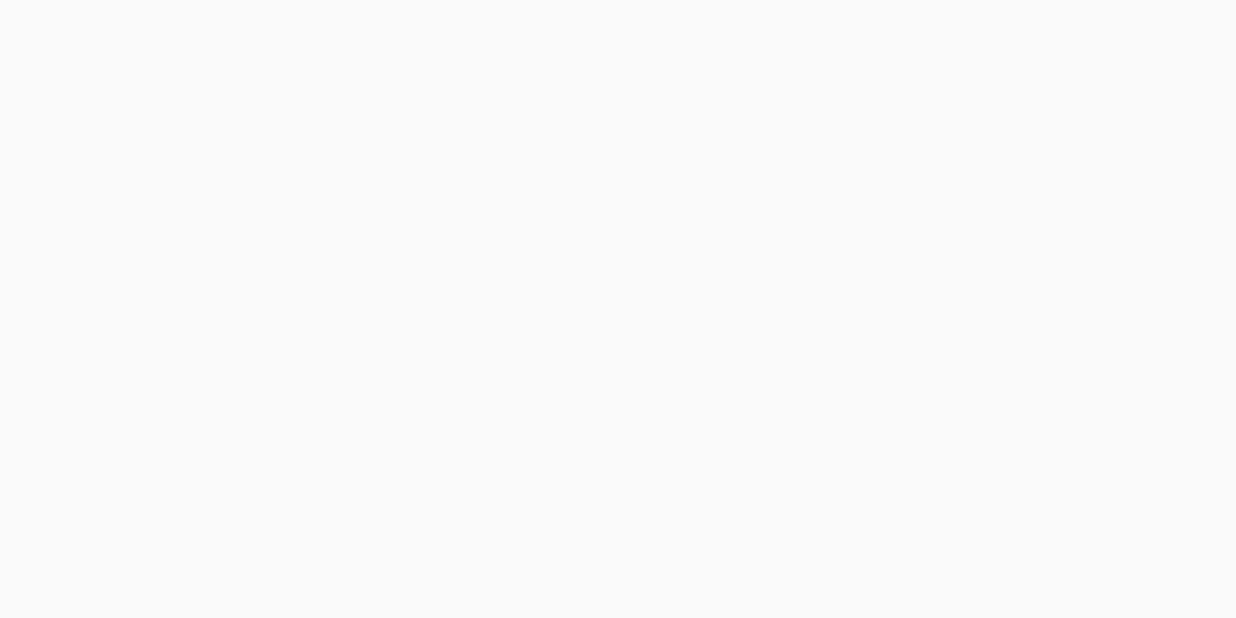
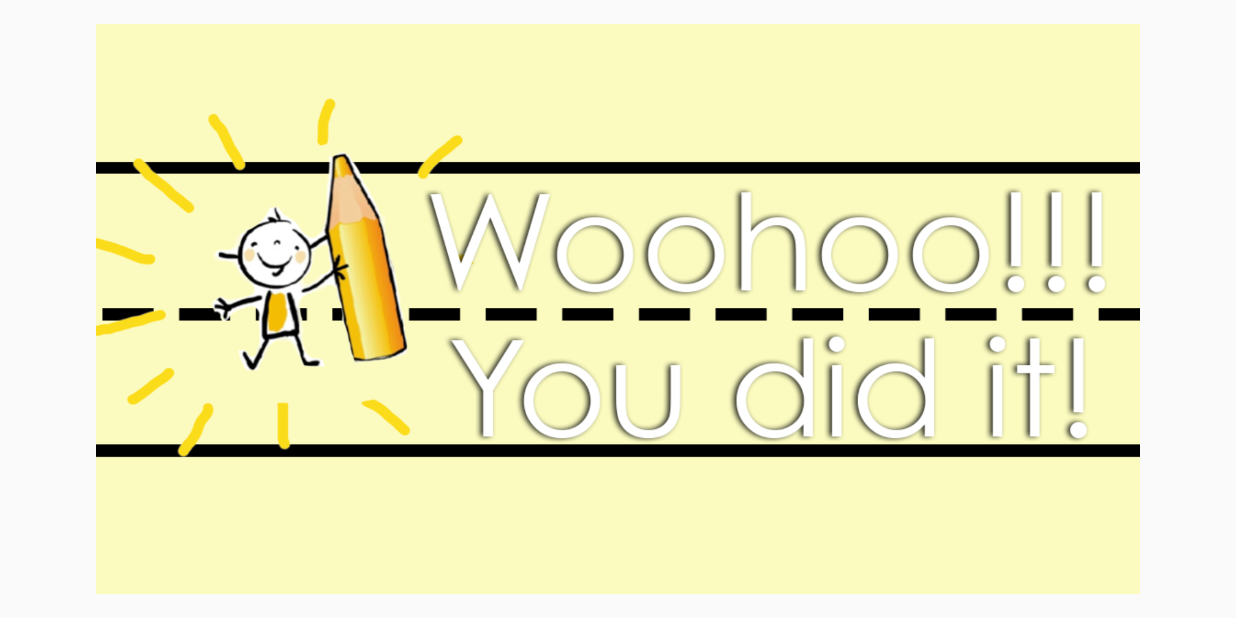
Before and after one commit to triciajose/PrintLikeAProApp2, an Android app: the CelebrateActivity screen opened directly, with no data from a screen before it, on a phone screen of 824 x 412 dp (held sideways). Before the commit the screen is empty. Run offline under Robolectric (Android 15) with nearby library versions, the phone set to English and light mode, and no system bars.

Commit message:
fixed corrupted hooray

```diff
--- a/app/src/main/res/layout/activity_celebrate.xml
+++ b/app/src/main/res/layout/activity_celebrate.xml
@@ -1,3 +1,4 @@
+<?xml version="1.0" encoding="utf-8"?>
 <RelativeLayout xmlns:android="http://schemas.android.com/apk/res/android"
     xmlns:tools="http://schemas.android.com/tools" android:layout_width="match_parent"
     android:layout_height="match_parent" android:paddingLeft="@dimen/activity_horizontal_margin"
@@ -6,11 +7,11 @@
     android:paddingBottom="@dimen/activity_vertical_margin"
     tools:context="com.example.apps4kids.printlikeaproapp.CelebrateActivity">
     <ImageView
-        android:layout_width="wrap_content"
-        android:layout_height="wrap_content"
+        android:layout_width="match_parent"
+        android:layout_height="match_parent"
         android:id="@+id/imageViewwooho"
         android:scaleType="centerCrop"
         android:layout_centerVertical="true"
         android:layout_centerHorizontal="true"
-        android:background="@drawable/woohoo" />
+        android:background="@drawable/woohoo2" />
 </RelativeLayout>
```
Also changed, not shown: app/src/main/res/drawable/woohoo2.png (added).
